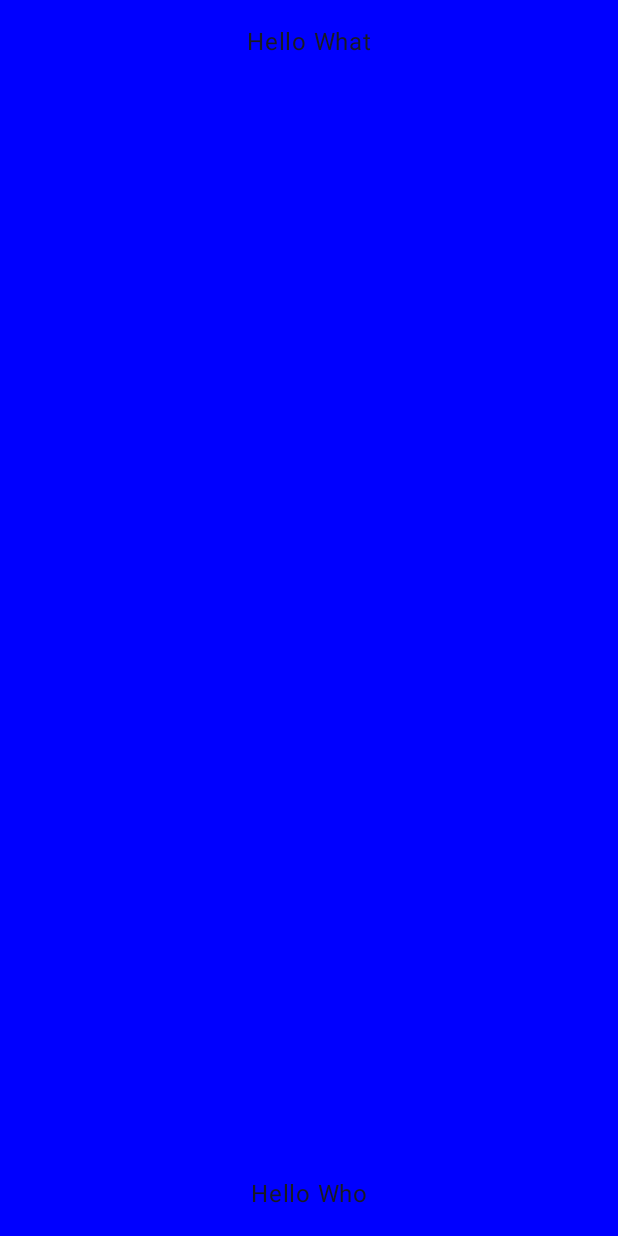
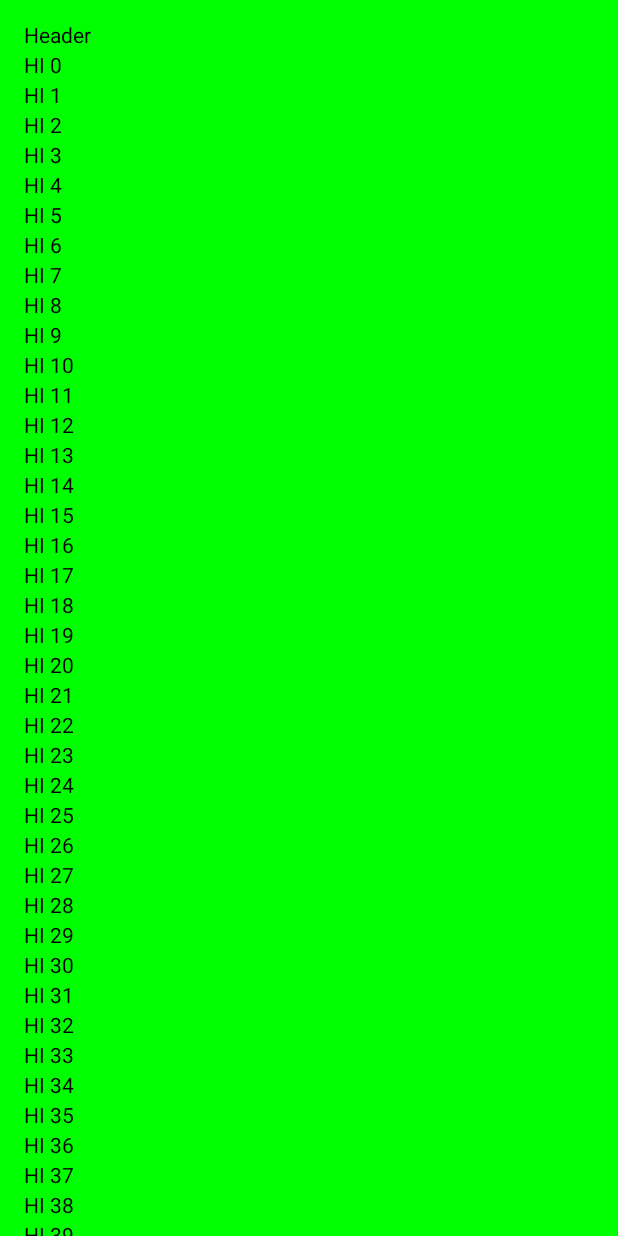
Before and after one commit to dodragon/Compose, an Android app built with Jetpack Compose: the screen it shows after launch (MainActivity before the commit, LazyColumnActivity after it), on a phone screen of 412 x 824 dp. Before the commit the screen is almost empty. Run offline under Robolectric (Android 15) with nearby library versions, the phone set to English and light mode, and no system bars.

Commit message:
Compose Learning - Box - Column, LazyColumn - Arrangement.spacedBy

```diff
--- a/app/src/main/java/com/example/compose/MainActivity.kt
+++ b/app/src/main/java/com/example/compose/MainActivity.kt
@@ -1,5 +1,6 @@
 package com.example.compose
 
+import android.content.Intent
 import android.os.Bundle
 import android.widget.Space
 import android.widget.Toast
@@ -21,6 +22,7 @@ import androidx.compose.ui.graphics.Color
 import androidx.compose.ui.tooling.preview.Preview
 import androidx.compose.ui.unit.dp
 import com.example.compose.base.BaseActivity
+import com.example.compose.exam.LazyColumnActivity
 import com.example.compose.ui.theme.ComposeTheme
 
 class MainActivity : BaseActivity() {
@@ -29,6 +31,8 @@ class MainActivity : BaseActivity() {
 
     override fun onCreate(savedInstanceState: Bundle?) {
         super.onCreate(savedInstanceState)
+        startActivity(Intent(this, LazyColumnActivity::class.java))
+
         setContent {
             ComposeTheme {
                 Surface(
--- /dev/null
+++ b/app/src/main/java/com/example/compose/exam/LazyColumnActivity.kt
@@ -0,0 +1,83 @@
+package com.example.compose.exam
+
+import android.os.Bundle
+import androidx.activity.ComponentActivity
+import androidx.activity.compose.setContent
+import androidx.activity.enableEdgeToEdge
+import androidx.compose.foundation.background
+import androidx.compose.foundation.layout.Arrangement
+import androidx.compose.foundation.layout.Column
+import androidx.compose.foundation.layout.PaddingValues
+import androidx.compose.foundation.layout.fillMaxSize
+import androidx.compose.foundation.layout.fillMaxWidth
+import androidx.compose.foundation.layout.padding
+import androidx.compose.foundation.lazy.LazyColumn
+import androidx.compose.foundation.rememberScrollState
+import androidx.compose.foundation.verticalScroll
+import androidx.compose.material3.Scaffold
+import androidx.compose.material3.Text
+import androidx.compose.runtime.Composable
+import androidx.compose.ui.Modifier
+import androidx.compose.ui.graphics.Color
+import androidx.compose.ui.tooling.preview.Preview
+import androidx.compose.ui.unit.dp
+import com.example.compose.base.BaseActivity
+import com.example.compose.ui.theme.ComposeTheme
+
+class LazyColumnActivity : BaseActivity() {
+    override fun onCreate(savedInstanceState: Bundle?) {
+        super.onCreate(savedInstanceState)
+        setContent {
+            ResultView()
+        }
+    }
+
+    @Composable
+    private fun ColumnList() {
+        val scrollState = rememberScrollState()
+        Column(
+            modifier = Modifier.background(Color.Green)
+                .fillMaxWidth()
+                .verticalScroll(scrollState)
+        ) {
+            for(i in 1..50) {
+                Text(text = "HI $i")
+            }
+        }
+    }
+
+    @Composable
+    private fun LazyColumnList() {
+        LazyColumn(
+            modifier = Modifier.background(Color.Green)
+                .fillMaxWidth(),
+            contentPadding = PaddingValues(16.dp),
+            verticalArrangement = Arrangement.spacedBy(4.dp)
+        ) {
+            item {
+                Text(text = "Header")
+            }
+            items(50) { index ->
+                Text(text = "HI $index")
+            }
+        }
+    }
+
+    @Composable
+    override fun ResultView() {
+        //ColumnList()
+        LazyColumnList()
+    }
+
+    override fun onBack() {
+        finish()
+    }
+
+    @Preview(showBackground = true)
+    @Composable
+    fun Preview() {
+        ComposeTheme {
+            ResultView()
+        }
+    }
+}
--- a/app/src/main/res/values/strings.xml
+++ b/app/src/main/res/values/strings.xml
@@ -2,4 +2,6 @@
     <string name="app_name">Compose</string>
 
     <string name="main_back_toast">뒤로가기를 한번 더 누르면 종료됩니다.</string>
+    <string name="title_activity_box">BoxActivity</string>
+    <string name="title_activity_lazy_column">LazyColumnActivity</string>
 </resources>
```
Also changed, not shown: app/src/main/AndroidManifest.xml (+15 -0 lines), app/src/main/java/com/example/compose/exam/BoxActivity.kt (added, +64 -0 lines).
